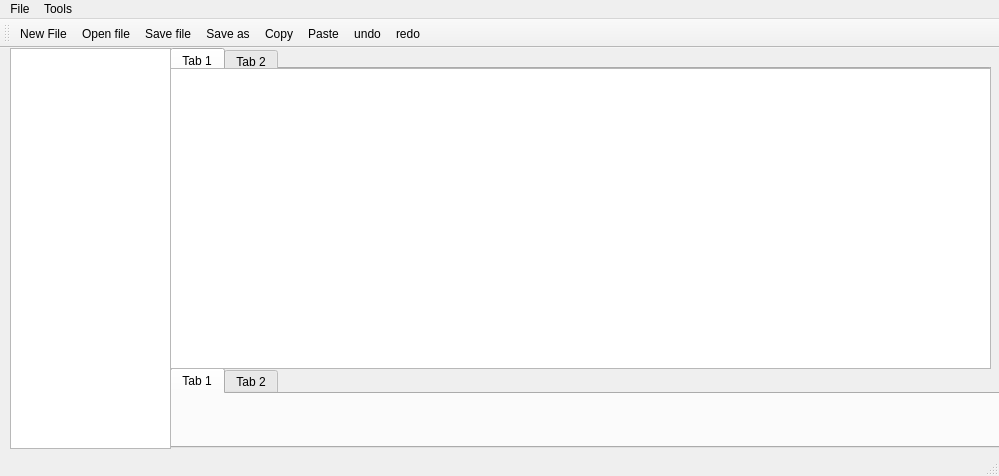
Before: the Qt Designer form mainwindow.ui in lamtuananh/Qnotepad, drawn with Qt 5.
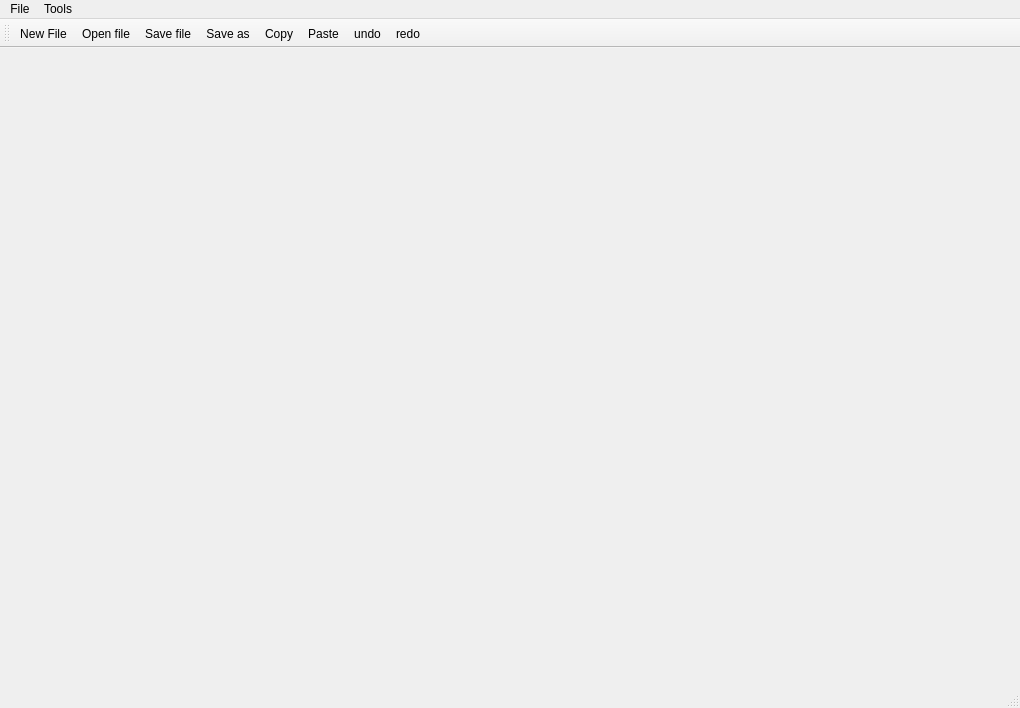
After: the same form once the commit is applied. Icons and pictures are not drawn.

Diff of the .ui file:
```diff
--- a/mainwindow.ui
+++ b/mainwindow.ui
@@ -6,10 +6,16 @@
    <rect>
     <x>0</x>
     <y>0</y>
-    <width>999</width>
-    <height>476</height>
+    <width>1020</width>
+    <height>708</height>
    </rect>
   </property>
+  <property name="sizePolicy">
+   <sizepolicy hsizetype="Preferred" vsizetype="Expanding">
+    <horstretch>0</horstretch>
+    <verstretch>0</verstretch>
+   </sizepolicy>
+  </property>
   <property name="windowTitle">
    <string>QNotepad</string>
   </property>
@@ -17,82 +23,19 @@
    <bool>true</bool>
   </property>
   <widget class="QWidget" name="centralWidget">
+   <property name="enabled">
+    <bool>true</bool>
+   </property>
    <property name="layoutDirection">
     <enum>Qt::LeftToRight</enum>
    </property>
-   <widget class="QTabWidget" name="tabWidget">
-    <property name="geometry">
-     <rect>
-      <x>170</x>
-      <y>320</y>
-      <width>831</width>
-      <height>80</height>
-     </rect>
-    </property>
-    <property name="currentIndex">
-     <number>0</number>
-    </property>
-    <widget class="QWidget" name="tab">
-     <attribute name="title">
-      <string>Tab 1</string>
-     </attribute>
-    </widget>
-    <widget class="QWidget" name="tab_2">
-     <attribute name="title">
-      <string>Tab 2</string>
-     </attribute>
-    </widget>
-   </widget>
-   <widget class="QTabWidget" name="tabWidget_2">
-    <property name="geometry">
-     <rect>
-      <x>170</x>
-      <y>0</y>
-      <width>821</width>
-      <height>21</height>
-     </rect>
-    </property>
-    <property name="currentIndex">
-     <number>0</number>
-    </property>
-    <widget class="QWidget" name="tab_3">
-     <attribute name="title">
-      <string>Tab 1</string>
-     </attribute>
-    </widget>
-    <widget class="QWidget" name="tab_4">
-     <attribute name="title">
-      <string>Tab 2</string>
-     </attribute>
-    </widget>
-   </widget>
-   <widget class="QTextEdit" name="textEdit">
-    <property name="geometry">
-     <rect>
-      <x>170</x>
-      <y>20</y>
-      <width>821</width>
-      <height>301</height>
-     </rect>
-    </property>
-   </widget>
-   <widget class="QTreeView" name="treeView">
-    <property name="geometry">
-     <rect>
-      <x>10</x>
-      <y>0</y>
-      <width>161</width>
-      <height>401</height>
-     </rect>
-    </property>
-   </widget>
   </widget>
   <widget class="QMenuBar" name="menuBar">
    <property name="geometry">
     <rect>
      <x>0</x>
      <y>0</y>
-     <width>999</width>
+     <width>1020</width>
      <height>21</height>
     </rect>
    </property>
```
